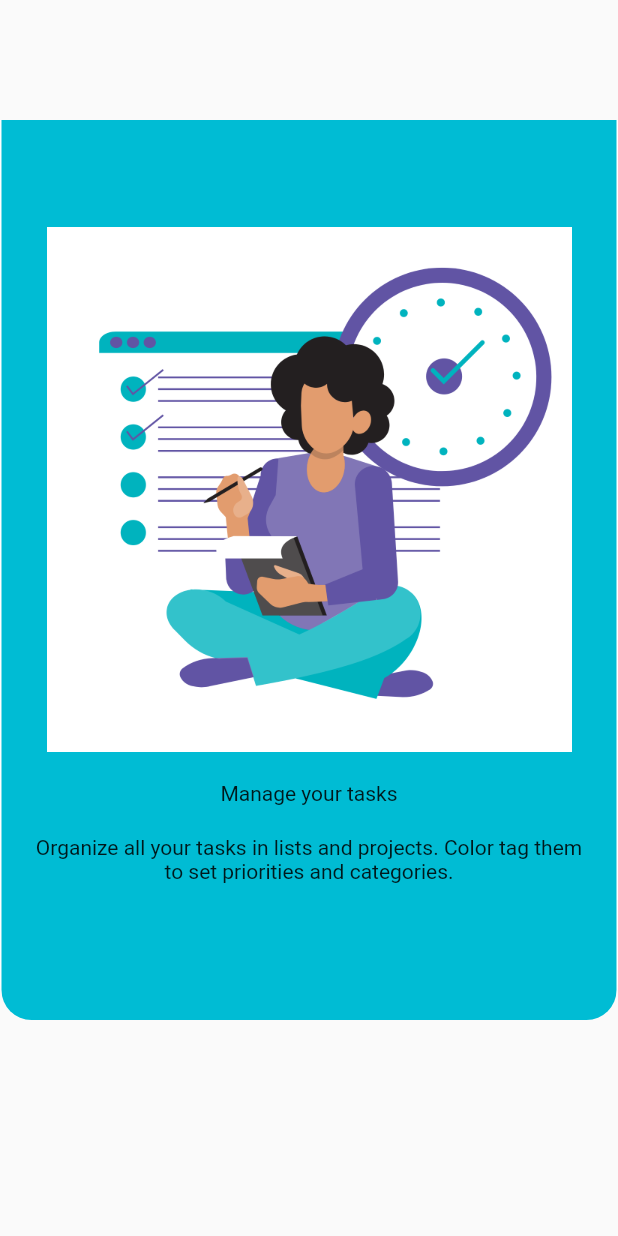
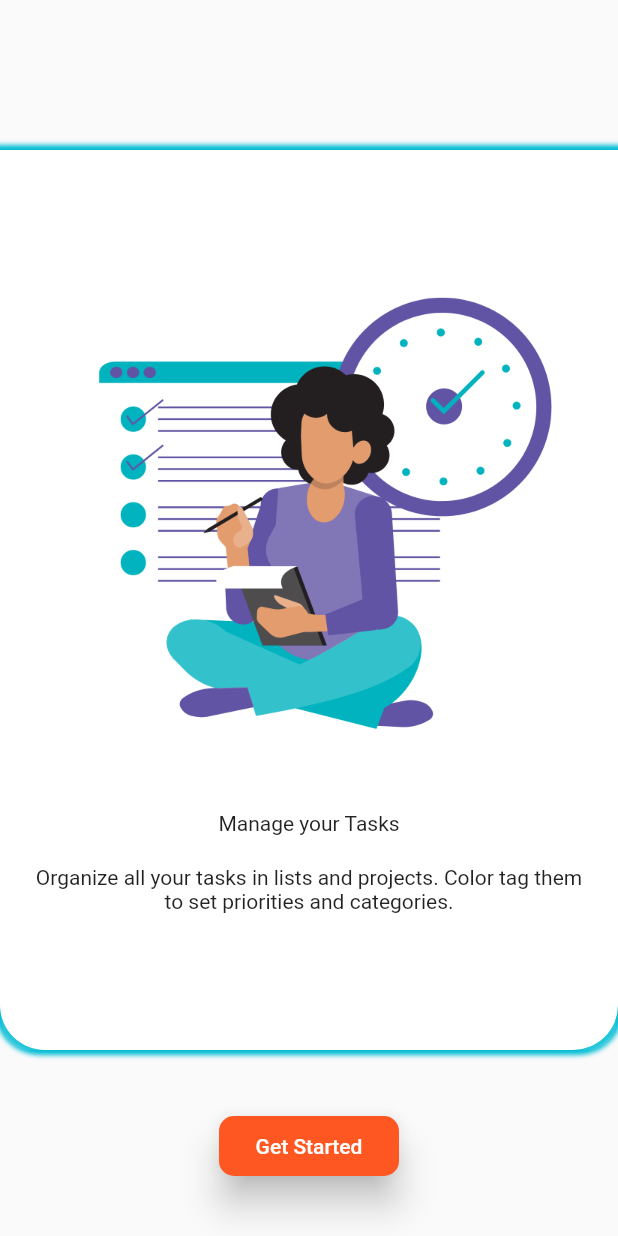
Before and after one commit to akastha97/whattodoapp, a Flutter app: the screen it shows after launch, on a phone screen of 412 x 824 dp. Run offline on Flutter 3.47's test engine with Material 2 defaults, Android fonts, the light colour scheme and no system bars; drawn by our look-alikes of carousel_slider; statements that could not run were skipped.

Commit message:
carousel and refactoring
Modified carousel and refactoring

```diff
--- a/whattodo_final/lib/main.dart
+++ b/whattodo_final/lib/main.dart
@@ -1,6 +1,7 @@
 import 'package:flutter/material.dart';
 import 'package:carousel_slider/carousel_slider.dart';
-import 'package:whattodo_final/ui_components/carousel_content.dart';
+import 'package:whattodo_final/models/carousel_model.dart';
+import 'package:whattodo_final/screens/dashboard.dart';
 
 void main() {
   runApp(const MainApp());
@@ -13,54 +14,119 @@ class MainApp extends StatefulWidget {
   State<MainApp> createState() => _MainAppState();
 }
 
-class _MainAppState extends State<MainApp> {
+class _MainAppState extends State<MainApp> with SingleTickerProviderStateMixin {
+  late Animation<double> animation;
+  late AnimationController controller;
+
   @override
-  List<String> images = [
-    "lib/assets/todo-image.png",
-    "lib/assets/todo-2.png",
-    "lib/assets/todo-3.png"
-  ];
+  void initState() {
+    // TODO: implement initState
+    super.initState();
+    animation = CurvedAnimation(parent: controller, curve: Curves.easeIn);
+    controller =
+        AnimationController(duration: const Duration(seconds: 2), vsync: this);
+    animation = Tween<double>(begin: 0, end: 300).animate(controller)
+      ..addListener(() {
+        setState(() {
 
-  List<String> headings = [];
+        });
+      });
+    controller.forward();
+  }
+
+  @override
+  void dispose() {
+    controller.dispose();
+    super.dispose();
+  }
 
   Widget build(BuildContext context) {
     return MaterialApp(
+      routes: {
+        '/dashboard': (context) => const DashboardScreen(),
+      },
+      // 51 50 55
       debugShowCheckedModeBanner: false,
       home: Scaffold(
-        body: Column(
+        body: SingleChildScrollView(
+          child: Column(
             crossAxisAlignment: CrossAxisAlignment.center,
-          //mainAxisAlignment: MainAxisAlignment.end,
             children: [
               const SizedBox(
-              height: 80,
+                height: 100,
               ),
-            Container(
+              buildCarousel(),
+              const SizedBox(
+                height: 40,
+              ),
+              buildGetStartedButton(context),
+            ],
+          ),
+        ),
+      ),
+    );
+  }
+
+  // This is to display the Button
+  Builder buildGetStartedButton(BuildContext context) {
+    return Builder(builder: (context) {
+      return ElevatedButton(
+          style: ElevatedButton.styleFrom(
+              fixedSize: const Size(120, 40),
+              shape: RoundedRectangleBorder(
+                  borderRadius: BorderRadius.circular(10)),
+              elevation: 10,
+              backgroundColor: Colors.deepOrange),
+          onPressed: () {
+            Navigator.pushNamed(context, "/dashboard");
+          },
+          child: const Text("Get Started"));
+    });
+  }
+
+  // This is to display the carousel slider
+  Container buildCarousel() {
+    return Container(
       height: 600,
       decoration: const BoxDecoration(
+        boxShadow: [
+          BoxShadow(
+            spreadRadius: 3,
+            color: Colors.cyan,
+            blurRadius: 2,
+          )
+        ],
         color: Colors.white,
         borderRadius: BorderRadius.only(
-                    bottomLeft: Radius.circular(25),
-                    bottomRight: Radius.circular(25)),
+            bottomLeft: Radius.circular(30), bottomRight: Radius.circular(30)),
       ),
       child: Column(
         children: [
-                  CarouselSlider(
+          CarouselSlider.builder(
+            itemCount: CarouselModel.carouselModelList.length,
             options: CarouselOptions(
               height: 600,
               viewportFraction: 1,
-                      autoPlayInterval: const Duration(seconds: 1),
             ),
-                    items: images.map((image) {
-                      return Builder(
-                        builder: (BuildContext context) {
+            itemBuilder: (BuildContext context, int itemIndex, int index) {
+              return buildView(itemIndex);
+            },
+          ),
+        ],
+      ),
+    );
+  }
+
+  // This is to display the contents of the carousel slider
+  Container buildView(int index) {
+    final carouselModel = CarouselModel.carouselModelList[index];
     return Container(
       // width: MediaQuery.of(context).size.width,
       margin: const EdgeInsets.symmetric(horizontal: 1.0),
       decoration: const BoxDecoration(
-                              color: Colors.cyan,
+        color: Colors.white12,
         borderRadius: BorderRadius.only(
-                                  bottomLeft: Radius.circular(20),
-                                  bottomRight: Radius.circular(20)),
+            bottomLeft: Radius.circular(20), bottomRight: Radius.circular(20)),
       ),
       child: Column(
         crossAxisAlignment: CrossAxisAlignment.center,
@@ -68,14 +134,14 @@ class _MainAppState extends State<MainApp> {
         children: [
           Center(
             child: Image.asset(
-                                    "lib/assets/todo-image.png",
+              carouselModel.assetPath,
               height: 350,
             ),
           ),
           const SizedBox(
             height: 20,
           ),
-                                const Text("Manage your tasks"),
+          Text(carouselModel.heading),
           const Padding(
             padding: EdgeInsets.all(20.0),
             child: Text(
@@ -85,16 +151,5 @@ class _MainAppState extends State<MainApp> {
         ],
       ),
     );
-                        },
-                      );
-                    }).toList(),
-                  ),
-                ],
-              ),
-            ),
-          ],
-        ),
-      ),
-    );
   }
 }
--- /dev/null
+++ b/whattodo_final/lib/models/carousel_model.dart
@@ -0,0 +1,21 @@
+class CarouselModel {
+  final String assetPath;
+  final String heading;
+
+  CarouselModel({required this.assetPath, required this.heading});
+
+   static List<CarouselModel> carouselModelList = [
+    CarouselModel(
+      assetPath: "lib/assets/todo-image.png",
+      heading: "Manage your Tasks",
+    ),
+    CarouselModel(
+      assetPath: "lib/assets/todo-2.png",
+      heading: "Work on Time",
+    ),
+    CarouselModel(
+      assetPath: "lib/assets/todo-3.png",
+      heading: "Get Reminder on Time",
+    ),
+  ];
+}
--- /dev/null
+++ b/whattodo_final/lib/screens/dashboard.dart
@@ -0,0 +1,20 @@
+
+import 'package:flutter/material.dart';
+
+class DashboardScreen extends StatefulWidget {
+  const DashboardScreen({super.key});
+
+  @override
+  State<DashboardScreen> createState() => _DashboardScreenState();
+}
+
+class _DashboardScreenState extends State<DashboardScreen> {
+  @override
+  Widget build(BuildContext context) {
+    return const Scaffold(
+      body:  Center(
+        child: Text("This is dashboard"),
+      ),
+    );
+  }
+}
--- a/whattodo_final/lib/screens/splashScreen.dart
+++ /dev/null
@@ -1,21 +0,0 @@
-// ignore: file_names
-import 'package:flutter/material.dart';
-
-class SplashScreen extends StatefulWidget {
-  const SplashScreen({super.key});
-
-  @override
-  State<SplashScreen> createState() => _SplashScreenState();
-}
-
-class _SplashScreenState extends State<SplashScreen> {
-  @override
-  Widget build(BuildContext context) {
-    return Column(
-      children: const [
-        Text("Splash Screen"),
-        Text("Splash screen 2")
-      ],
-    );
-  }
-}
--- a/whattodo_final/pubspec.yaml
+++ b/whattodo_final/pubspec.yaml
@@ -20,5 +20,6 @@ dev_dependencies:
 flutter:
   uses-material-design: true
   assets:
-      - lib/assets/todo-image.png
-      - lib/assets/
+    - lib/assets/todo-image.png
+    - lib/assets/todo-2.png
+    - lib/assets/todo-3.png
```
Also changed, not shown: whattodo_final/lib/ui_components/carousel_content.dart (deleted, +0 -33 lines). Lines whose indentation alone changed are shown as unchanged.
